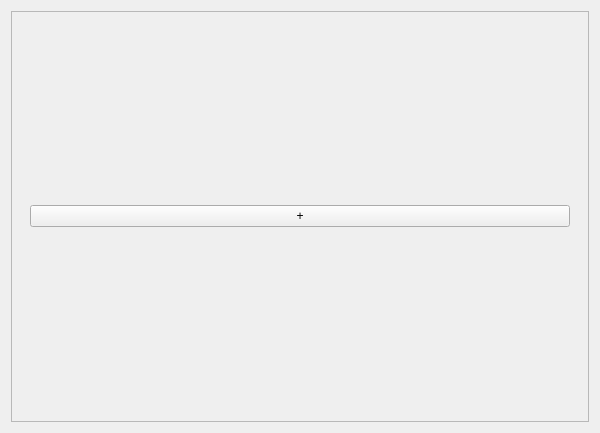
Qt form gallery/tabcontainer.ui (Vrock691/IHM) before a commit.
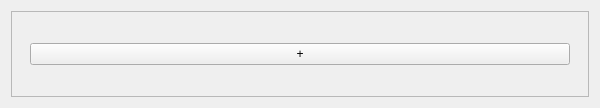
The same form after that commit.

Patch:
```diff
--- a/gallery/tabcontainer.ui
+++ b/gallery/tabcontainer.ui
@@ -7,12 +7,18 @@
     <x>0</x>
     <y>0</y>
     <width>600</width>
-    <height>433</height>
+    <height>108</height>
    </rect>
   </property>
+  <property name="sizePolicy">
+   <sizepolicy hsizetype="Expanding" vsizetype="Minimum">
+    <horstretch>0</horstretch>
+    <verstretch>0</verstretch>
+   </sizepolicy>
+  </property>
   <property name="minimumSize">
    <size>
-    <width>600</width>
+    <width>0</width>
     <height>0</height>
    </size>
   </property>
@@ -36,7 +42,7 @@
           <x>0</x>
           <y>0</y>
           <width>578</width>
-          <height>411</height>
+          <height>86</height>
          </rect>
         </property>
         <layout class="QVBoxLayout" name="verticalLayout_2">
```
